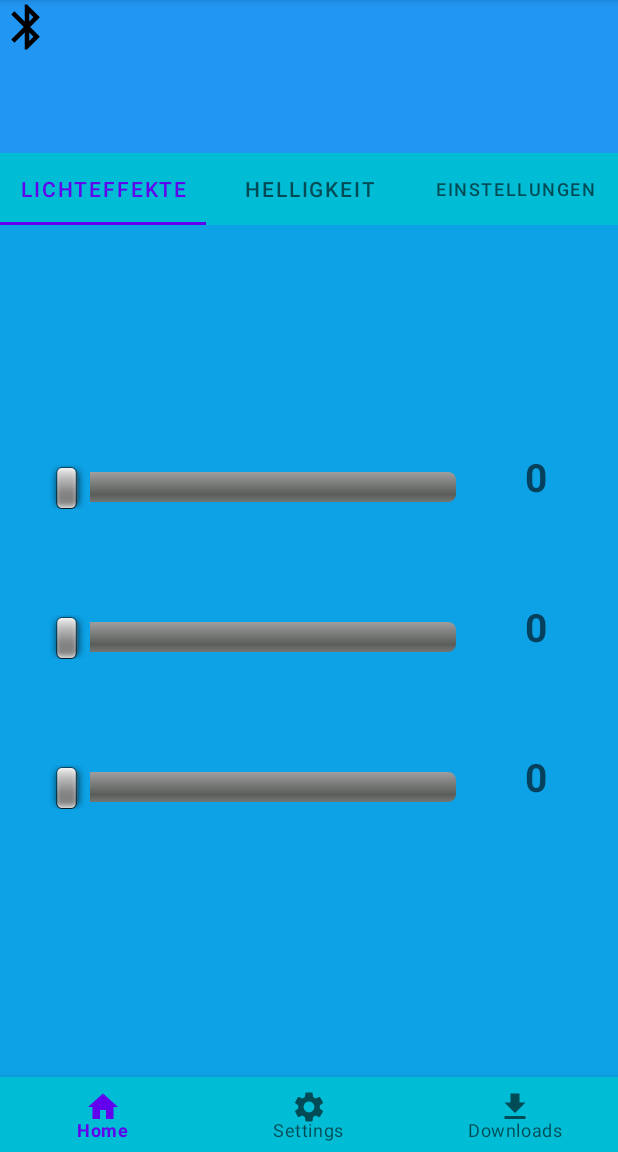
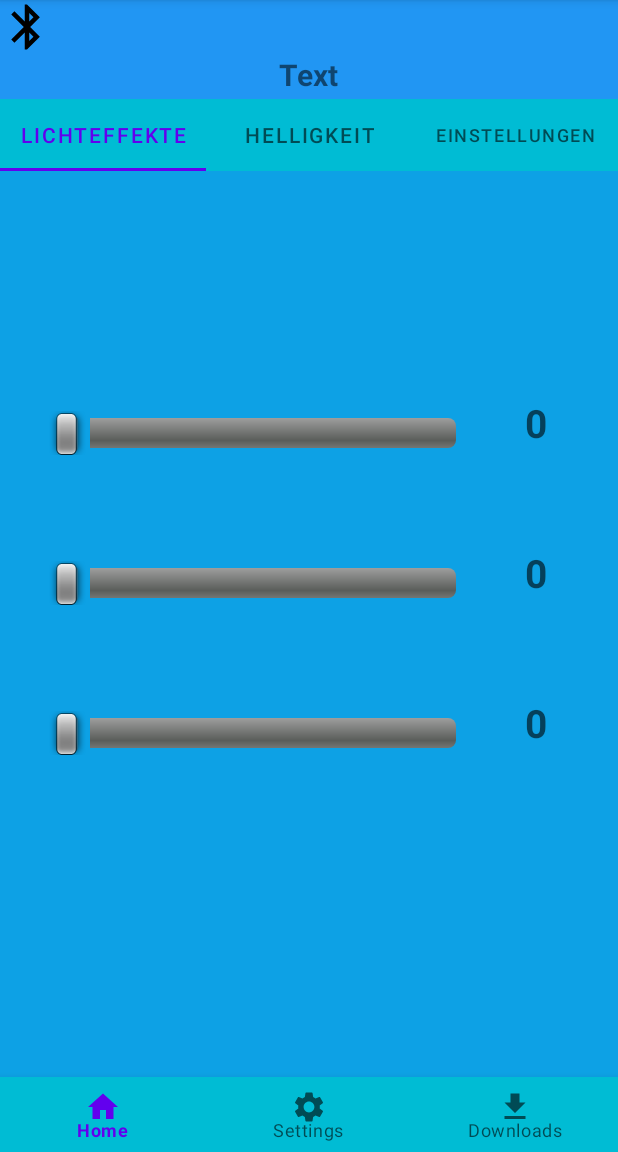
Before and after one commit to meinci88/Android-Bluetooth-with-HC05, an Android app: the screen it shows after launch (MainActivity), on a phone screen of 412 x 824 dp, the part 84-1236 px from its top. Run offline under Robolectric (Android 15) with nearby library versions, the phone set to English and light mode, and no system bars.

Commit message:
Bug fix in activity_main.xml render problem

```diff
--- a/app/build.gradle
+++ b/app/build.gradle
@@ -29,7 +29,7 @@ android {
 
 dependencies {
     implementation 'androidx.appcompat:appcompat:1.6.1'
-    implementation 'com.google.android.material:material:1.8.0'
+    implementation 'com.google.android.material:material:1.7.0'
     implementation 'androidx.constraintlayout:constraintlayout:2.1.4'
     testImplementation 'junit:junit:4.13.2'
     androidTestImplementation 'androidx.test.ext:junit:1.1.5'
--- a/app/src/main/res/layout/activity_main.xml
+++ b/app/src/main/res/layout/activity_main.xml
@@ -12,43 +12,17 @@
 	<ImageView
 		android:id="@+id/bluetoothImage"
 		android:layout_width="36dp"
-		android:layout_height="36dp"
-
-		/>
-	<ImageView
-		android:id="@+id/bluetoothImage_disabled"
-		android:layout_width="36dp"
-		android:layout_height="36dp"
-		/>
+		android:layout_height="36dp" />
 
 	<TextView
 		android:id="@+id/textviewDev"
 		android:layout_width="330dp"
 		android:layout_height="30dp"
+		android:layout_gravity="center"
+		android:text="Text"
+		android:textAlignment="center"
 		android:textSize="20dp"
-		android:textAlignment="center"
-		android:textStyle="bold"
-		android:layout_gravity="center"/>
-
-	<!--<TextView
-		android:id="@+id/textViewMain"
-		android:layout_width="200dp"
-		android:layout_height="20dp"
-		android:layout_marginRight="100dp"
-		android:text="MainText" />
-	<TextView
-		android:id="@+id/textViewMain1"
-		android:layout_width="200dp"
-		android:layout_height="20dp"
-		android:layout_marginRight="100dp"
-		android:text="MainText1" />
-	<TextView
-		android:id="@+id/textViewMain2"
-		android:layout_width="200dp"
-		android:layout_height="20dp"
-		android:layout_marginRight="100dp"
-		android:text="MainText2" />-->
-
+		android:textStyle="bold" />
 
 	<com.google.android.material.tabs.TabLayout
 		android:id="@+id/tabLayout"
@@ -79,7 +53,6 @@
 		android:id="@+id/viewPager"
 		android:layout_width="match_parent"
 		android:layout_height="5dp"
-
 		android:layout_weight="1" />
 
 	<FrameLayout
@@ -87,7 +60,6 @@
 		android:layout_width="wrap_content"
 		android:layout_height="match_parent"
 		android:layout_weight="1"
-
 		android:visibility="gone" />
 
 	<com.google.android.material.bottomnavigation.BottomNavigationView
```
